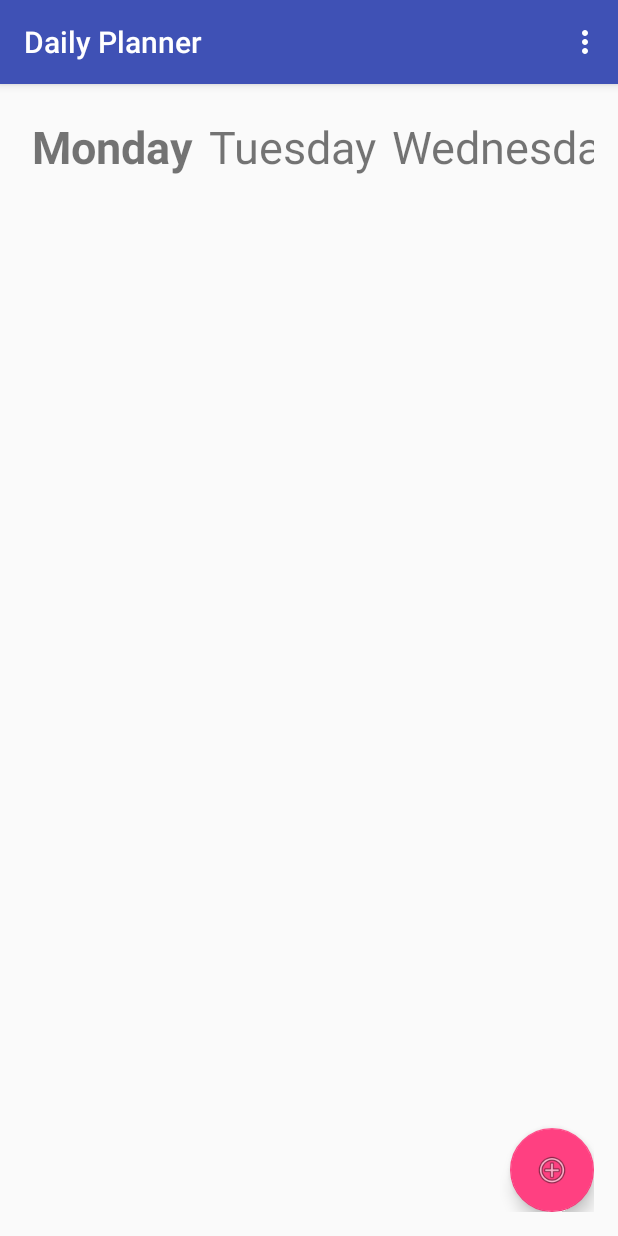
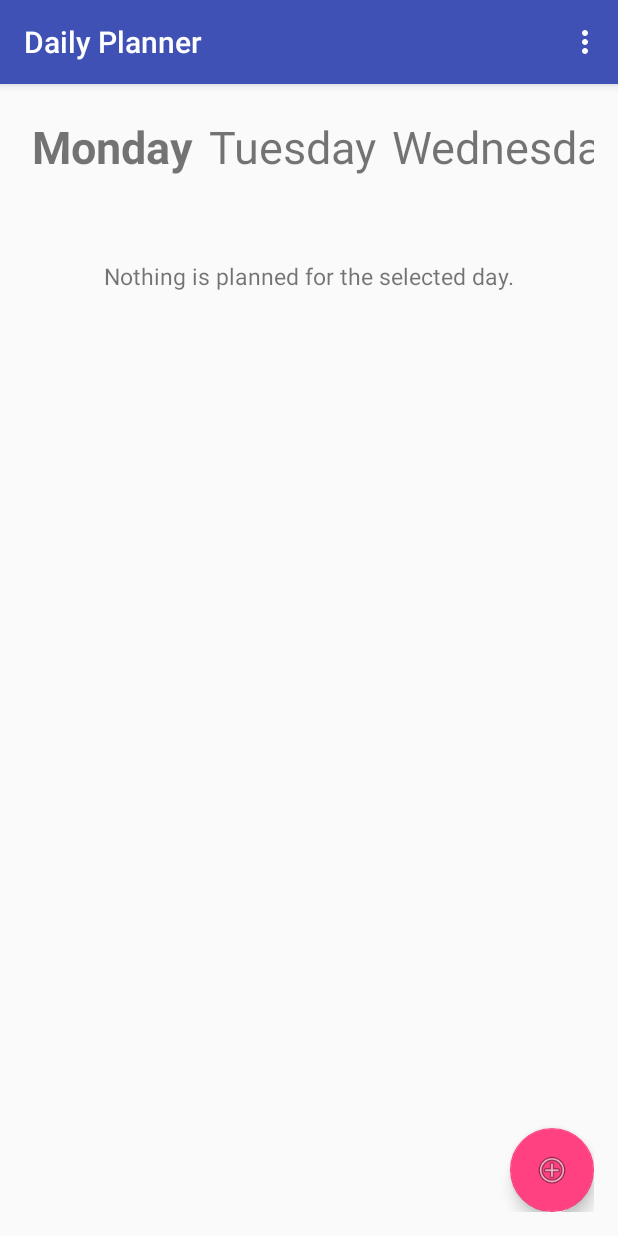
Before and after one commit to MartinW2002/Daily-Planner, an Android app: the screen it shows after launch (EditActivity), in the options menu, after a tap on "Edit", on a phone screen of 412 x 824 dp. Run offline under Robolectric (Android 15) with nearby library versions, the phone set to English and light mode, and no system bars.

Commit message:
Added "Nothing is planned f..." message in DisplayActivity and EditActivity

```diff
--- a/app/src/main/java/me/martinwiesner/dailyplanner/DisplayActivity.java
+++ b/app/src/main/java/me/martinwiesner/dailyplanner/DisplayActivity.java
@@ -2,9 +2,8 @@ package me.martinwiesner.dailyplanner;
 
 import android.content.Intent;
 import android.graphics.Typeface;
+import android.os.Bundle;
 import android.support.v7.app.AppCompatActivity;
-import android.os.Bundle;
-import android.util.Log;
 import android.view.Menu;
 import android.view.MenuInflater;
 import android.view.MenuItem;
@@ -15,22 +14,25 @@ import android.widget.TextView;
 
 import java.io.FileInputStream;
 import java.io.FileNotFoundException;
-import java.io.FileOutputStream;
 import java.io.IOException;
 import java.io.ObjectInputStream;
-import java.io.ObjectOutputStream;
 import java.util.ArrayList;
 import java.util.List;
 
 public class DisplayActivity extends AppCompatActivity {
 
     private String selectedDay;
+    private TextView noPlanTextView;
 
     @Override
     protected void onCreate(Bundle savedInstanceState) {
         super.onCreate(savedInstanceState);
         setContentView(R.layout.activity_display);
+
         selectedDay = "monday";
+        noPlanTextView = (TextView) findViewById(R.id.textview_noplan_dis);
+
+        noPlanTextView.setVisibility(View.INVISIBLE);
         selectDay("monday");
 
         updateList(getTasks(selectedDay));
@@ -83,14 +85,14 @@ public class DisplayActivity extends AppCompatActivity {
     }
 
     private void updateList(List<Task> tasks) {
-        Log.e("Display", "length: " + tasks.size());
         List<String> tasksStrings = new ArrayList<>();
         for (Task task : tasks) {
             tasksStrings.add(task.getTask());
         }
         if (tasksStrings.size() == 0) {
-            // TODO: 14-Sep-16 Tell the user
-            return;
+            noPlanTextView.setVisibility(View.VISIBLE);
+        } else {
+            noPlanTextView.setVisibility(View.INVISIBLE);
         }
         if (tasksStrings == null) {
             tasksStrings = new ArrayList<>();
--- a/app/src/main/java/me/martinwiesner/dailyplanner/EditActivity.java
+++ b/app/src/main/java/me/martinwiesner/dailyplanner/EditActivity.java
@@ -5,7 +5,6 @@ import android.graphics.Typeface;
 import android.os.Bundle;
 import android.support.design.widget.FloatingActionButton;
 import android.support.v7.app.AppCompatActivity;
-import android.util.Log;
 import android.view.Menu;
 import android.view.MenuInflater;
 import android.view.MenuItem;
@@ -26,12 +25,17 @@ import java.util.List;
 public class EditActivity extends AppCompatActivity {
 
     String selectedDay;
+    private TextView noPlanTextView;
 
     @Override
     protected void onCreate(Bundle savedInstanceState) {
         super.onCreate(savedInstanceState);
         setContentView(R.layout.activity_edit);
+
         selectedDay = "monday";
+        noPlanTextView = (TextView) findViewById(R.id.textview_noplan);
+
+        noPlanTextView.setVisibility(View.INVISIBLE);
         selectDay("monday");
 
         if (getIntent().getExtras() != null) {
@@ -117,8 +121,9 @@ public class EditActivity extends AppCompatActivity {
             tasksStrings.add(task.getTask());
         }
         if (tasksStrings.size() == 0) {
-            // TODO: 14-Sep-16 Tell the user
-            return;
+            noPlanTextView.setVisibility(View.VISIBLE);
+        } else {
+            noPlanTextView.setVisibility(View.INVISIBLE);
         }
         if (tasksStrings == null) {
             tasksStrings = new ArrayList<>();
@@ -202,7 +207,7 @@ public class EditActivity extends AppCompatActivity {
         return tasks;
     }
 
-    private void setTasks(String day, List<Task> tasks){
+    private void setTasks(String day, List<Task> tasks) {
         try {
             FileOutputStream fileOutputStream = openFileOutput(day + ".dat", MODE_PRIVATE);
             ObjectOutputStream objectOutputStream = new ObjectOutputStream(fileOutputStream);
--- a/app/src/main/res/layout/activity_edit.xml
+++ b/app/src/main/res/layout/activity_edit.xml
@@ -87,6 +87,16 @@
 
     </ListView>
 
+    <TextView
+        android:layout_width="wrap_content"
+        android:layout_height="wrap_content"
+        android:id="@+id/textview_noplan"
+        android:text="Nothing is planned for the selected day."
+        android:textSize="15dp"
+        android:layout_below="@id/hsview_day_picker"
+        android:layout_marginTop="50dp"
+        android:layout_centerHorizontal="true"/>
+
     <android.support.design.widget.FloatingActionButton
         android:id="@+id/fab"
         android:layout_height="wrap_content"
```
Also changed, not shown: app/src/main/res/layout/activity_display.xml (+10 -0 lines).
